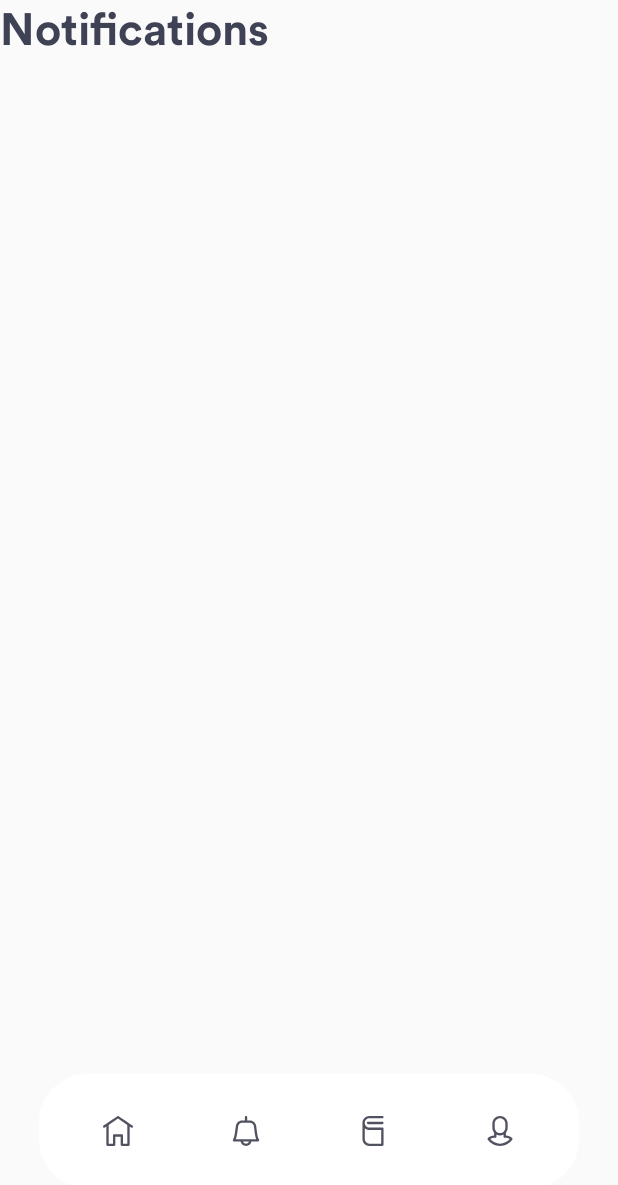
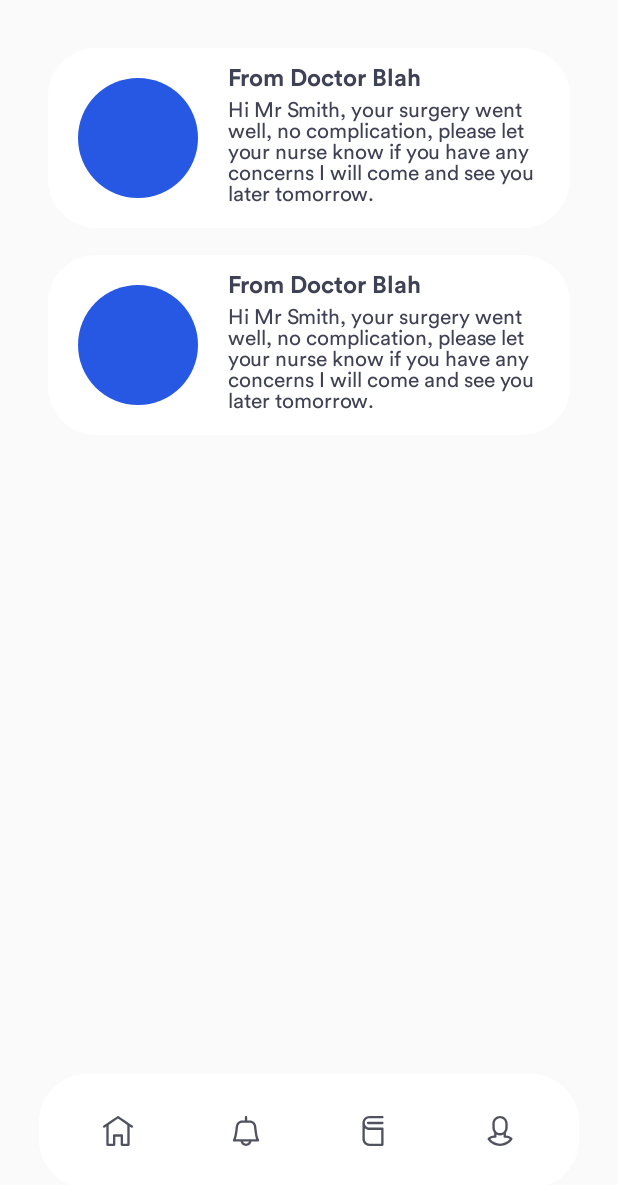
Before and after one commit to isilaen/COVIDAvengers, an Android app: the fragment NotificationsFragment placed in its activity, on a phone screen of 412 x 824 dp. Shown: the top 1185 px of the screen. Run offline under Robolectric (Android 15) with nearby library versions, the phone set to English and light mode, and no system bars.

Commit message:
ui for notifications

```diff
--- a/app/src/main/res/layout/fragment_notifications.xml
+++ b/app/src/main/res/layout/fragment_notifications.xml
@@ -3,15 +3,121 @@
     xmlns:android="http://schemas.android.com/apk/res/android" android:layout_width="match_parent"
     android:layout_height="match_parent">
 
+    <LinearLayout
+        android:id="@+id/notificationsMain"
+        android:layout_width="match_parent"
+        android:layout_height="match_parent"
+        android:paddingBottom="32dp"
+        android:paddingTop="32dp"
+        android:paddingLeft="32dp"
+        android:paddingRight="32dp"
+        android:layout_gravity="center"
+        android:orientation="vertical">
+
+        <LinearLayout
+            android:id="@+id/notification1"
+            android:layout_width="match_parent"
+            android:layout_height="wrap_content"
+            android:layout_marginBottom="18dp"
+            android:layout_gravity="center"
+            android:orientation="horizontal"
+            android:background="@drawable/semi_transparent_button">
+
+            <ImageView
+                android:id="@+id/doctor1"
+                android:layout_width="80dp"
+                android:layout_height="80dp"
+                android:layout_margin="20dp"
+                android:layout_gravity="center"
+                android:src="@drawable/blue_circle" />
+
+            <LinearLayout
+                android:id="@+id/messageDetails1"
+                android:layout_width="wrap_content"
+                android:layout_height="wrap_content"
+                android:layout_gravity="center"
+                android:orientation="vertical">
+
                 <TextView
-        android:id="@+id/welcomeTextView"
+                    android:id="@+id/sender1"
                     android:layout_width="wrap_content"
                     android:layout_height="wrap_content"
                     android:fontFamily="@font/fonts"
-        android:textSize="30sp"
+                    android:textSize="16sp"
+                    android:layout_marginBottom="2dp"
                     android:textFontWeight="700"
-        android:text="Notifications"
-        android:layout_marginBottom="18dp"
+                    android:text="From Doctor Blah"
                     android:textColor="@color/colorPrimaryDark"/>
 
+                <TextView
+                    android:id="@+id/message1"
+                    android:layout_width="wrap_content"
+                    android:layout_height="wrap_content"
+                    android:fontFamily="@font/fonts"
+                    android:textSize="14sp"
+                    android:textFontWeight="400"
+                    android:text="Hi Mr Smith, your surgery went well, no complication, please let your nurse know if you have any concerns I will come and see you later tomorrow."
+                    android:layout_marginBottom="5dp"
+                    android:paddingEnd="5dp"
+                    android:textColor="@color/colorPrimaryDark"/>
+
+            </LinearLayout>
+
+
+        </LinearLayout>
+
+        <LinearLayout
+            android:id="@+id/notification2"
+            android:layout_width="match_parent"
+            android:layout_height="wrap_content"
+            android:layout_marginBottom="18dp"
+            android:layout_gravity="center"
+            android:orientation="horizontal"
+            android:background="@drawable/semi_transparent_button">
+
+            <ImageView
+                android:id="@+id/doctor2"
+                android:layout_width="80dp"
+                android:layout_height="80dp"
+                android:layout_margin="20dp"
+                android:layout_gravity="center"
+                android:src="@drawable/blue_circle" />
+
+            <LinearLayout
+                android:id="@+id/messageDetails2"
+                android:layout_width="wrap_content"
+                android:layout_height="wrap_content"
+                android:layout_gravity="center"
+                android:orientation="vertical">
+
+                <TextView
+                    android:id="@+id/sender2"
+                    android:layout_width="wrap_content"
+                    android:layout_height="wrap_content"
+                    android:fontFamily="@font/fonts"
+                    android:textSize="16sp"
+                    android:layout_marginBottom="2dp"
+                    android:textFontWeight="700"
+                    android:text="From Doctor Blah"
+                    android:textColor="@color/colorPrimaryDark"/>
+
+                <TextView
+                    android:id="@+id/message2"
+                    android:layout_width="wrap_content"
+                    android:layout_height="wrap_content"
+                    android:fontFamily="@font/fonts"
+                    android:textSize="14sp"
+                    android:textFontWeight="400"
+                    android:text="Hi Mr Smith, your surgery went well, no complication, please let your nurse know if you have any concerns I will come and see you later tomorrow."
+                    android:layout_marginBottom="5dp"
+                    android:paddingEnd="5dp"
+                    android:textColor="@color/colorPrimaryDark"/>
+
+            </LinearLayout>
+
+
+        </LinearLayout>
+
+    </LinearLayout>
+
 </RelativeLayout>
```
Lines whose indentation alone changed are shown as unchanged.
